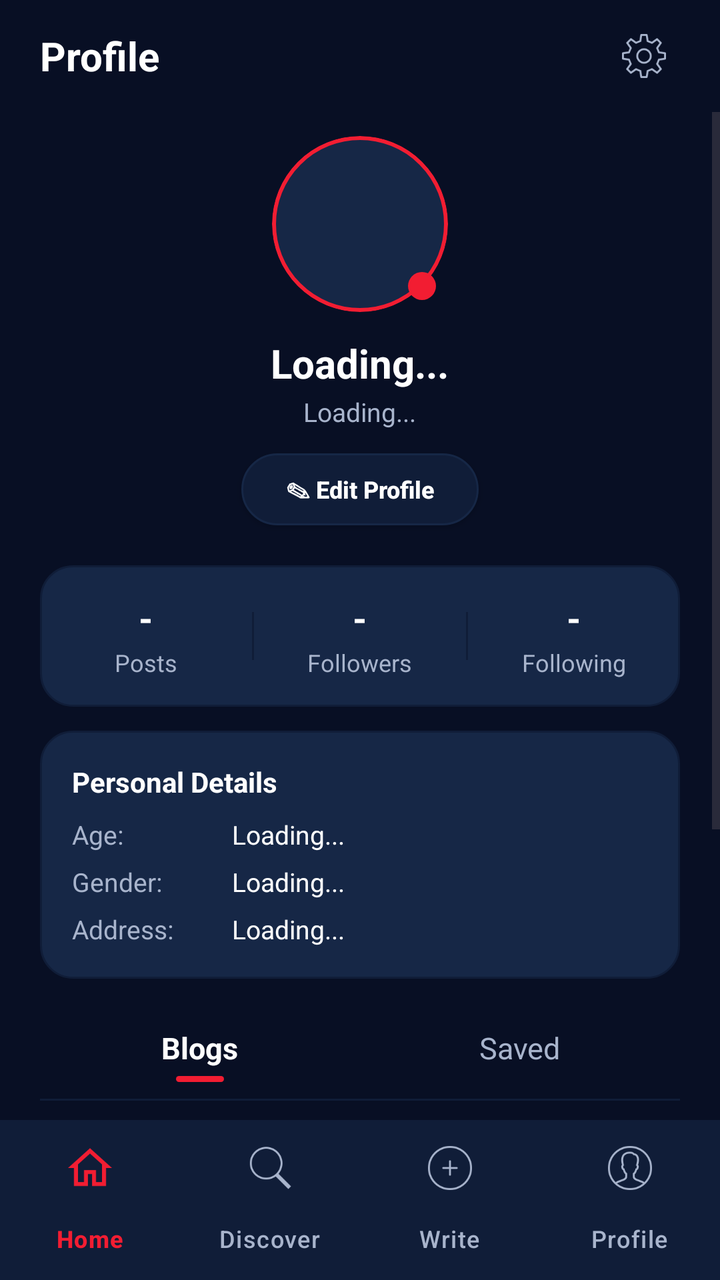
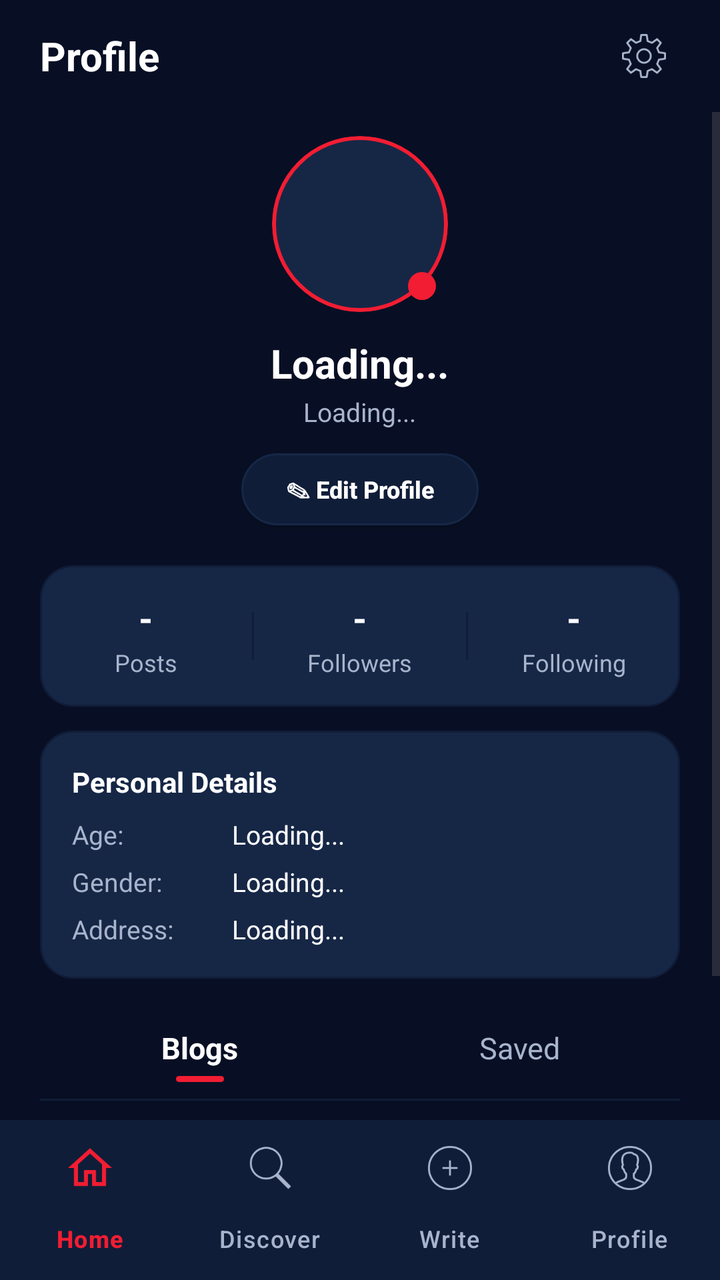

An Android layout rendered at two revisions. The XML below is the earlier revision; the diff shows what the commit changed to produce the second picture.
<!-- AndroidManifest.xml: application theme Theme.Task_3 -->
<!-- res/layout/activity_profile.xml -->
<?xml version="1.0" encoding="utf-8"?>
<androidx.constraintlayout.widget.ConstraintLayout
    xmlns:android="http://schemas.android.com/apk/res/android"
    xmlns:app="http://schemas.android.com/apk/res-auto"
    xmlns:tools="http://schemas.android.com/tools"
    android:id="@+id/main"
    android:layout_width="match_parent"
    android:layout_height="match_parent"
    android:fitsSystemWindows="true"
    android:background="@color/primary_background"
    tools:context=".profile">

    
    <LinearLayout
        android:id="@+id/topBar"
        android:layout_width="match_parent"
        android:layout_height="56dp"
        android:gravity="center_vertical"
        android:orientation="horizontal"
        android:paddingHorizontal="20dp"
        app:layout_constraintTop_toTopOf="parent">

        <TextView
            android:layout_width="0dp"
            android:layout_height="wrap_content"
            android:layout_weight="1"
            android:text="Profile"
            android:textColor="@color/primary_text"
            android:textSize="20sp"
            android:textStyle="bold" />

        <ImageView
            android:id="@+id/btnSettings"
            android:layout_width="36dp"
            android:layout_height="36dp"
            android:padding="6dp"
            android:background="?attr/selectableItemBackgroundBorderless"
            android:clickable="true"
            android:focusable="true"
            android:contentDescription="Settings and Options"
            android:src="@drawable/setting"
            app:tint="@color/secondary_text" />
    </LinearLayout>

    <ScrollView
        android:id="@+id/profileScrollView"
        android:layout_width="match_parent"
        android:layout_height="0dp"
        android:fillViewport="true"
        app:layout_constraintTop_toBottomOf="@id/topBar"
        app:layout_constraintBottom_toTopOf="@id/bottom_nav">

        <LinearLayout
            android:layout_width="match_parent"
            android:layout_height="wrap_content"
            android:gravity="center_horizontal"
            android:orientation="vertical"
            android:paddingHorizontal="20dp"
            android:paddingTop="12dp"
            android:paddingBottom="24dp">

            
            <FrameLayout
                android:layout_width="wrap_content"
                android:layout_height="wrap_content">

                <com.google.android.material.imageview.ShapeableImageView
                    android:id="@+id/profileAvatar"
                    android:layout_width="88dp"
                    android:layout_height="88dp"
                    android:scaleType="centerCrop"
                    android:background="@drawable/bg_avatar_placeholder"
                    app:shapeAppearanceOverlay="@style/ShapeAppearance.Material3.Corner.Full" />

                
                <View
                    android:layout_width="14dp"
                    android:layout_height="14dp"
                    android:layout_gravity="bottom|end"
                    android:layout_marginEnd="6dp"
                    android:layout_marginBottom="6dp"
                    android:background="@drawable/bg_primary_button" />
            </FrameLayout>

            
            <TextView
                android:id="@+id/name"
                android:layout_width="wrap_content"
                android:layout_height="wrap_content"
                android:layout_marginTop="12dp"
                android:text="Loading..."
                android:textColor="@color/primary_text"
                android:textSize="20sp"
                android:textStyle="bold" />

            
            <TextView
                android:id="@+id/tvUserHandle"
                android:layout_width="wrap_content"
                android:layout_height="wrap_content"
                android:layout_marginTop="2dp"
                android:text="Loading..."
                android:textColor="@color/secondary_text"
                android:textSize="13sp" />

            
            <androidx.appcompat.widget.AppCompatButton
                android:id="@+id/btnEditProfile"
                android:layout_width="wrap_content"
                android:layout_height="36dp"
                android:layout_marginTop="12dp"
                android:background="@drawable/bg_pill_filter_unselected"
                android:minHeight="0dp"
                android:paddingHorizontal="22dp"
                android:text="✎ Edit Profile"
                android:textAllCaps="false"
                android:textColor="@color/primary_text"
                android:textSize="12sp"
                android:textStyle="bold" />

            
            <LinearLayout
                android:layout_width="match_parent"
                android:layout_height="wrap_content"
                android:layout_marginTop="20dp"
                android:background="@drawable/bg_card_dark"
                android:gravity="center"
                android:orientation="horizontal"
                android:paddingVertical="14dp">

                
                <LinearLayout
                    android:id="@+id/layoutPosts"
                    android:layout_width="0dp"
                    android:layout_height="wrap_content"
                    android:layout_weight="1"
                    android:gravity="center"
                    android:orientation="vertical">

                    <TextView
                        android:id="@+id/tvPostsCount"
                        android:layout_width="wrap_content"
                        android:layout_height="wrap_content"
                        android:text="-"
                        android:textColor="@color/primary_text"
                        android:textSize="18sp"
                        android:textStyle="bold" />

                    <TextView
                        android:layout_width="wrap_content"
                        android:layout_height="wrap_content"
                        android:layout_marginTop="2dp"
                        android:text="Posts"
                        android:textColor="@color/secondary_text"
                        android:textSize="12sp" />
                </LinearLayout>

                <View
                    android:layout_width="1dp"
                    android:layout_height="24dp"
                    android:background="@color/secondary_background" />

                
                <LinearLayout
                    android:id="@+id/layoutFollowers"
                    android:layout_width="0dp"
                    android:layout_height="wrap_content"
                    android:layout_weight="1"
                    android:clickable="true"
                    android:focusable="true"
                    android:gravity="center"
                    android:orientation="vertical">

                    <TextView
                        android:id="@+id/tvFollowersCount"
                        android:layout_width="wrap_content"
                        android:layout_height="wrap_content"
                        android:text="-"
                        android:textColor="@color/primary_text"
                        android:textSize="18sp"
                        android:textStyle="bold" />

                    <TextView
                        android:layout_width="wrap_content"
                        android:layout_height="wrap_content"
                        android:layout_marginTop="2dp"
                        android:text="Followers"
                        android:textColor="@color/secondary_text"
                        android:textSize="12sp" />
                </LinearLayout>

                <View
                    android:layout_width="1dp"
                    android:layout_height="24dp"
                    android:background="@color/secondary_background" />

                
                <LinearLayout
                    android:id="@+id/layoutFollowing"
                    android:layout_width="0dp"
                    android:layout_height="wrap_content"
                    android:layout_weight="1"
                    android:clickable="true"
                    android:focusable="true"
                    android:gravity="center"
                    android:orientation="vertical">

                    <TextView
                        android:id="@+id/tvFollowingCount"
                        android:layout_width="wrap_content"
                        android:layout_height="wrap_content"
                        android:text="-"
                        android:textColor="@color/primary_text"
                        android:textSize="18sp"
                        android:textStyle="bold" />

                    <TextView
                        android:layout_width="wrap_content"
                        android:layout_height="wrap_content"
                        android:layout_marginTop="2dp"
                        android:text="Following"
                        android:textColor="@color/secondary_text"
                        android:textSize="12sp" />
                </LinearLayout>
            </LinearLayout>

            
            <LinearLayout
                android:id="@+id/cardFollowRequests"
                android:layout_width="match_parent"
                android:layout_height="48dp"
                android:layout_marginTop="12dp"
                android:background="@drawable/bg_card_dark"
                android:gravity="center_vertical"
                android:orientation="horizontal"
                android:paddingHorizontal="16dp"
                android:visibility="gone">

                <TextView
                    android:layout_width="wrap_content"
                    android:layout_height="wrap_content"
                    android:text="👥"
                    android:textSize="16sp" />

                <TextView
                    android:layout_width="0dp"
                    android:layout_height="wrap_content"
                    android:layout_marginStart="10dp"
                    android:layout_weight="1"
                    android:text="Follow Requests"
                    android:textColor="@color/primary_text"
                    android:textSize="13sp"
                    android:textStyle="bold" />

                <TextView
                    android:id="@+id/tvFollowRequestsBadge"
                    android:layout_width="wrap_content"
                    android:layout_height="wrap_content"
                    android:background="@drawable/bg_pill_filter_selected"
                    android:paddingHorizontal="10dp"
                    android:paddingVertical="2dp"
                    android:text="0 New"
                    android:textColor="@color/white"
                    android:textSize="11sp"
                    android:textStyle="bold" />
            </LinearLayout>

            
            <LinearLayout
                android:layout_width="match_parent"
                android:layout_height="wrap_content"
                android:layout_marginTop="12dp"
                android:background="@drawable/bg_card_dark"
                android:orientation="vertical"
                android:padding="16dp">

                <TextView
                    android:layout_width="wrap_content"
                    android:layout_height="wrap_content"
                    android:text="Personal Details"
                    android:textColor="@color/primary_text"
                    android:textSize="14sp"
                    android:textStyle="bold" />

                <LinearLayout
                    android:layout_width="match_parent"
                    android:layout_height="wrap_content"
                    android:layout_marginTop="8dp"
                    android:orientation="horizontal">

                    <TextView
                        android:layout_width="80dp"
                        android:layout_height="wrap_content"
                        android:text="Age:"
                        android:textColor="@color/secondary_text"
                        android:textSize="13sp" />

                    <TextView
                        android:id="@+id/age"
                        android:layout_width="wrap_content"
                        android:layout_height="wrap_content"
                        android:text="Loading..."
                        android:textColor="@color/primary_text"
                        android:textSize="13sp" />
                </LinearLayout>

                <LinearLayout
                    android:layout_width="match_parent"
                    android:layout_height="wrap_content"
                    android:layout_marginTop="6dp"
                    android:orientation="horizontal">

                    <TextView
                        android:layout_width="80dp"
                        android:layout_height="wrap_content"
                        android:text="Gender:"
                        android:textColor="@color/secondary_text"
                        android:textSize="13sp" />

                    <TextView
                        android:id="@+id/gender"
                        android:layout_width="wrap_content"
                        android:layout_height="wrap_content"
                        android:text="Loading..."
                        android:textColor="@color/primary_text"
                        android:textSize="13sp" />
                </LinearLayout>

                <LinearLayout
                    android:layout_width="match_parent"
                    android:layout_height="wrap_content"
                    android:layout_marginTop="6dp"
                    android:orientation="horizontal">

                    <TextView
                        android:layout_width="80dp"
                        android:layout_height="wrap_content"
                        android:text="Address:"
                        android:textColor="@color/secondary_text"
                        android:textSize="13sp" />

                    <TextView
                        android:id="@+id/address"
                        android:layout_width="wrap_content"
                        android:layout_height="wrap_content"
                        android:text="Loading..."
                        android:textColor="@color/primary_text"
                        android:textSize="13sp" />
                </LinearLayout>
            </LinearLayout>

            
            <LinearLayout
                android:layout_width="match_parent"
                android:layout_height="44dp"
                android:layout_marginTop="16dp"
                android:orientation="horizontal">

                <LinearLayout
                    android:id="@+id/tabBlogs"
                    android:layout_width="0dp"
                    android:layout_height="match_parent"
                    android:layout_weight="1"
                    android:gravity="center"
                    android:orientation="vertical">

                    <TextView
                        android:id="@+id/tvTabBlogs"
                        android:layout_width="wrap_content"
                        android:layout_height="wrap_content"
                        android:text="Blogs"
                        android:textColor="@color/primary_text"
                        android:textSize="15sp"
                        android:textStyle="bold" />

                    <View
                        android:id="@+id/indicatorBlogs"
                        android:layout_width="24dp"
                        android:layout_height="3dp"
                        android:layout_marginTop="4dp"
                        android:background="@drawable/bg_primary_button" />
                </LinearLayout>

                <LinearLayout
                    android:id="@+id/tabSaved"
                    android:layout_width="0dp"
                    android:layout_height="match_parent"
                    android:layout_weight="1"
                    android:gravity="center"
                    android:orientation="vertical">

                    <TextView
                        android:id="@+id/tvTabSaved"
                        android:layout_width="wrap_content"
                        android:layout_height="wrap_content"
                        android:text="Saved"
                        android:textColor="@color/secondary_text"
                        android:textSize="15sp" />

                    <View
                        android:id="@+id/indicatorSaved"
                        android:layout_width="24dp"
                        android:layout_height="3dp"
                        android:layout_marginTop="4dp"
                        android:background="@android:color/transparent" />
                </LinearLayout>
            </LinearLayout>

            <View
                android:layout_width="match_parent"
                android:layout_height="1dp"
                android:background="@color/secondary_background" />

            
            <androidx.recyclerview.widget.RecyclerView
                android:id="@+id/rvProfileBlogs"
                android:layout_width="match_parent"
                android:layout_height="wrap_content"
                android:layout_marginTop="12dp"
                android:nestedScrollingEnabled="false" />

            <TextView
                android:id="@+id/tvNoPosts"
                android:layout_width="wrap_content"
                android:layout_height="wrap_content"
                android:paddingVertical="20dp"
                android:text="No posts published yet"
                android:textColor="@color/secondary_text"
                android:textSize="13sp" />

            
            <LinearLayout
                android:id="@+id/optTheme"
                android:layout_width="match_parent"
                android:layout_height="48dp"
                android:layout_marginTop="16dp"
                android:background="@drawable/input_box"
                android:gravity="center_vertical"
                android:orientation="horizontal"
                android:paddingHorizontal="16dp">

                <TextView
                    android:layout_width="wrap_content"
                    android:layout_height="wrap_content"
                    android:text="🌓"
                    android:textSize="16sp" />

                <TextView
                    android:layout_width="0dp"
                    android:layout_height="wrap_content"
                    android:layout_marginStart="10dp"
                    android:layout_weight="1"
                    android:text="App Theme (Dark / Light)"
                    android:textColor="@color/primary_text"
                    android:textSize="13sp" />

                <TextView
                    android:id="@+id/tvCurrentTheme"
                    android:layout_width="wrap_content"
                    android:layout_height="wrap_content"
                    android:text="Dark"
                    android:textColor="@color/primary_red"
                    android:textSize="12sp"
                    android:textStyle="bold" />
            </LinearLayout>

            <LinearLayout
                android:id="@+id/optLogout"
                android:layout_width="match_parent"
                android:layout_height="48dp"
                android:layout_marginTop="8dp"
                android:background="@drawable/input_box"
                android:gravity="center_vertical"
                android:orientation="horizontal"
                android:paddingHorizontal="16dp">

                <TextView
                    android:layout_width="wrap_content"
                    android:layout_height="wrap_content"
                    android:text="🚪"
                    android:textSize="16sp" />

                <TextView
                    android:layout_width="0dp"
                    android:layout_height="wrap_content"
                    android:layout_marginStart="10dp"
                    android:layout_weight="1"
                    android:text="Log Out"
                    android:textColor="@color/primary_red"
                    android:textSize="13sp"
                    android:textStyle="bold" />

                <TextView
                    android:layout_width="wrap_content"
                    android:layout_height="wrap_content"
                    android:text="›"
                    android:textColor="@color/secondary_text"
                    android:textSize="18sp" />
            </LinearLayout>

        </LinearLayout>
    </ScrollView>

    
    <com.google.android.material.bottomnavigation.BottomNavigationView
        android:id="@+id/bottom_nav"
        android:layout_width="match_parent"
        android:layout_height="wrap_content"
        android:background="@color/secondary_background"
        app:elevation="12dp"
        app:itemIconTint="@color/nav_item_color"
        app:itemTextColor="@color/nav_item_color"
        app:labelVisibilityMode="labeled"
        app:menu="@menu/bottom_nav_menu"
        app:layout_constraintBottom_toBottomOf="parent" />

</androidx.constraintlayout.widget.ConstraintLayout>
<!-- resources referenced by this layout -->
<resources>
  <color name="primary_background">#080F24</color>
  <color name="primary_red">#F21D32</color>
  <color name="primary_text">#FFFFFF</color>
  <color name="secondary_background">#101D38</color>
  <color name="secondary_text">#A8B4CC</color>
  <color name="white">#FFFFFF</color>
  <!-- drawable bg_avatar_placeholder (drawable) -->
  <?xml version="1.0" encoding="utf-8"?>
  <shape xmlns:android="http://schemas.android.com/apk/res/android"
      android:shape="oval">
      <solid android:color="@color/card_surface" />
      <stroke
          android:width="2dp"
          android:color="@color/primary_red" />
  </shape>
  <!-- drawable bg_card_dark (drawable) -->
  <?xml version="1.0" encoding="utf-8"?>
  <shape xmlns:android="http://schemas.android.com/apk/res/android"
      android:shape="rectangle">
      <solid android:color="@color/card_surface" />
      <stroke
          android:width="1dp"
          android:color="@color/secondary_background" />
      <corners android:radius="16dp" />
  </shape>
  <!-- drawable bg_pill_filter_selected (drawable) -->
  <?xml version="1.0" encoding="utf-8"?>
  <shape xmlns:android="http://schemas.android.com/apk/res/android"
      android:shape="rectangle">
      <solid android:color="@color/primary_red" />
      <corners android:radius="20dp" />
  </shape>
  <!-- drawable bg_pill_filter_unselected (drawable) -->
  <?xml version="1.0" encoding="utf-8"?>
  <shape xmlns:android="http://schemas.android.com/apk/res/android"
      android:shape="rectangle">
      <solid android:color="@color/secondary_background" />
      <stroke
          android:width="1dp"
          android:color="@color/card_surface" />
      <corners android:radius="20dp" />
  </shape>
  <!-- drawable bg_primary_button (drawable) -->
  <?xml version="1.0" encoding="utf-8"?>
  <shape xmlns:android="http://schemas.android.com/apk/res/android"
      android:shape="rectangle">
      <solid android:color="@color/primary_red" />
      <corners android:radius="26dp" />
  </shape>
  <!-- drawable input_box (drawable) -->
  <?xml version="1.0" encoding="utf-8"?>
  <shape xmlns:android="http://schemas.android.com/apk/res/android"
      android:shape="rectangle">
      <solid android:color="@color/secondary_background" />
      <stroke
          android:width="1dp"
          android:color="@color/card_surface" />
      <corners android:radius="14dp" />
  </shape>
  <!-- drawable setting: png bitmap (drawable, 3034 bytes) -->
  <style name="Theme.Task_3" parent="Base.Theme.Task_3" />
  <color name="card_surface">#162746</color>
  <style name="Base.Theme.Task_3" parent="Theme.Material3.DayNight.NoActionBar">
          <item name="colorPrimary">@color/primary_red</item>
          <item name="colorPrimaryVariant">@color/secondary_background</item>
          <item name="colorSecondary">@color/primary_red</item>
          <item name="android:statusBarColor">@color/primary_background</item>
          <item name="android:windowBackground">@color/primary_background</item>
          <item name="android:navigationBarColor">@color/secondary_background</item>
      </style>
</resources>

<!-- the commit's change to res/layout/activity_profile.xml (unified diff, before → after) -->
@@ -428,76 +428,6 @@
                 android:textColor="@color/secondary_text"
                 android:textSize="13sp" />
 
-            
-            <LinearLayout
-                android:id="@+id/optTheme"
-                android:layout_width="match_parent"
-                android:layout_height="48dp"
-                android:layout_marginTop="16dp"
-                android:background="@drawable/input_box"
-                android:gravity="center_vertical"
-                android:orientation="horizontal"
-                android:paddingHorizontal="16dp">
-
-                <TextView
-                    android:layout_width="wrap_content"
-                    android:layout_height="wrap_content"
-                    android:text="🌓"
-                    android:textSize="16sp" />
-
-                <TextView
-                    android:layout_width="0dp"
-                    android:layout_height="wrap_content"
-                    android:layout_marginStart="10dp"
-                    android:layout_weight="1"
-                    android:text="App Theme (Dark / Light)"
-                    android:textColor="@color/primary_text"
-                    android:textSize="13sp" />
-
-                <TextView
-                    android:id="@+id/tvCurrentTheme"
-                    android:layout_width="wrap_content"
-                    android:layout_height="wrap_content"
-                    android:text="Dark"
-                    android:textColor="@color/primary_red"
-                    android:textSize="12sp"
-                    android:textStyle="bold" />
-            </LinearLayout>
-
-            <LinearLayout
-                android:id="@+id/optLogout"
-                android:layout_width="match_parent"
-                android:layout_height="48dp"
-                android:layout_marginTop="8dp"
-                android:background="@drawable/input_box"
-                android:gravity="center_vertical"
-                android:orientation="horizontal"
-                android:paddingHorizontal="16dp">
-
-                <TextView
-                    android:layout_width="wrap_content"
-                    android:layout_height="wrap_content"
-                    android:text="🚪"
-                    android:textSize="16sp" />
-
-                <TextView
-                    android:layout_width="0dp"
-                    android:layout_height="wrap_content"
-                    android:layout_marginStart="10dp"
-                    android:layout_weight="1"
-                    android:text="Log Out"
-                    android:textColor="@color/primary_red"
-                    android:textSize="13sp"
-                    android:textStyle="bold" />
-
-                <TextView
-                    android:layout_width="wrap_content"
-                    android:layout_height="wrap_content"
-                    android:text="›"
-                    android:textColor="@color/secondary_text"
-                    android:textSize="18sp" />
-            </LinearLayout>
-
         </LinearLayout>
     </ScrollView>
 
<!-- resource entries referenced after the edit -->
@@ -49,16 +49,6 @@
       <solid android:color="@color/primary_red" />
       <corners android:radius="26dp" />
   </shape>
-  <!-- drawable input_box (drawable) -->
-  <?xml version="1.0" encoding="utf-8"?>
-  <shape xmlns:android="http://schemas.android.com/apk/res/android"
-      android:shape="rectangle">
-      <solid android:color="@color/secondary_background" />
-      <stroke
-          android:width="1dp"
-          android:color="@color/card_surface" />
-      <corners android:radius="14dp" />
-  </shape>
   <!-- drawable setting: png bitmap (drawable, 3034 bytes) -->
   <style name="Theme.Task_3" parent="Base.Theme.Task_3" />
   <color name="card_surface">#162746</color>
